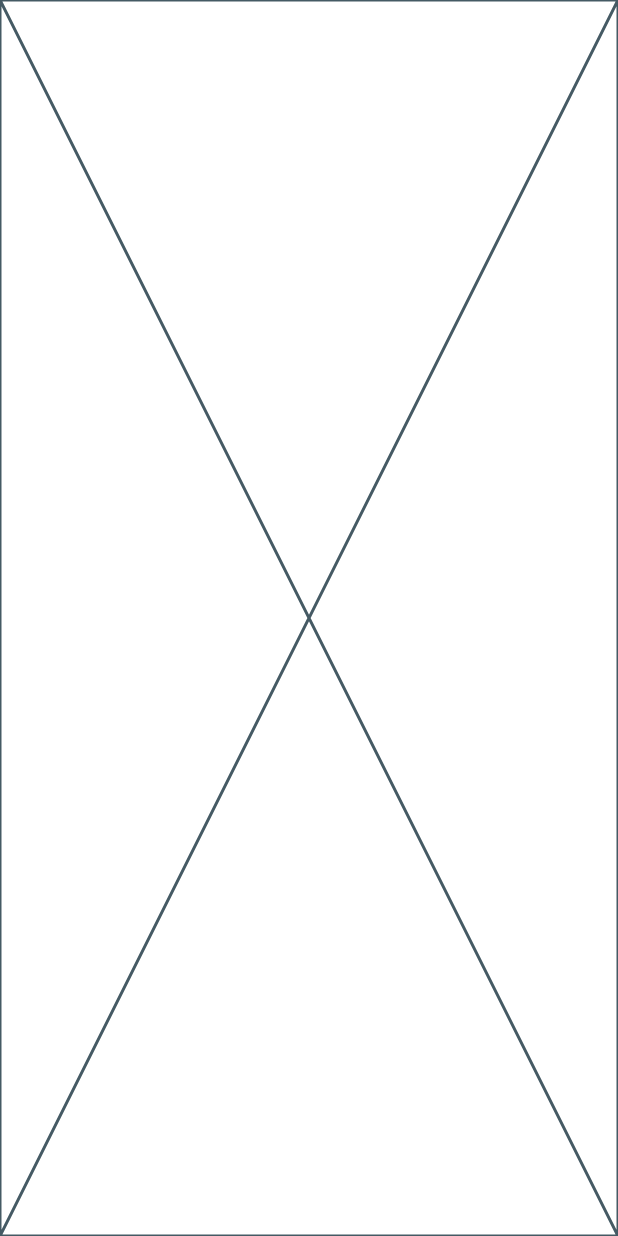
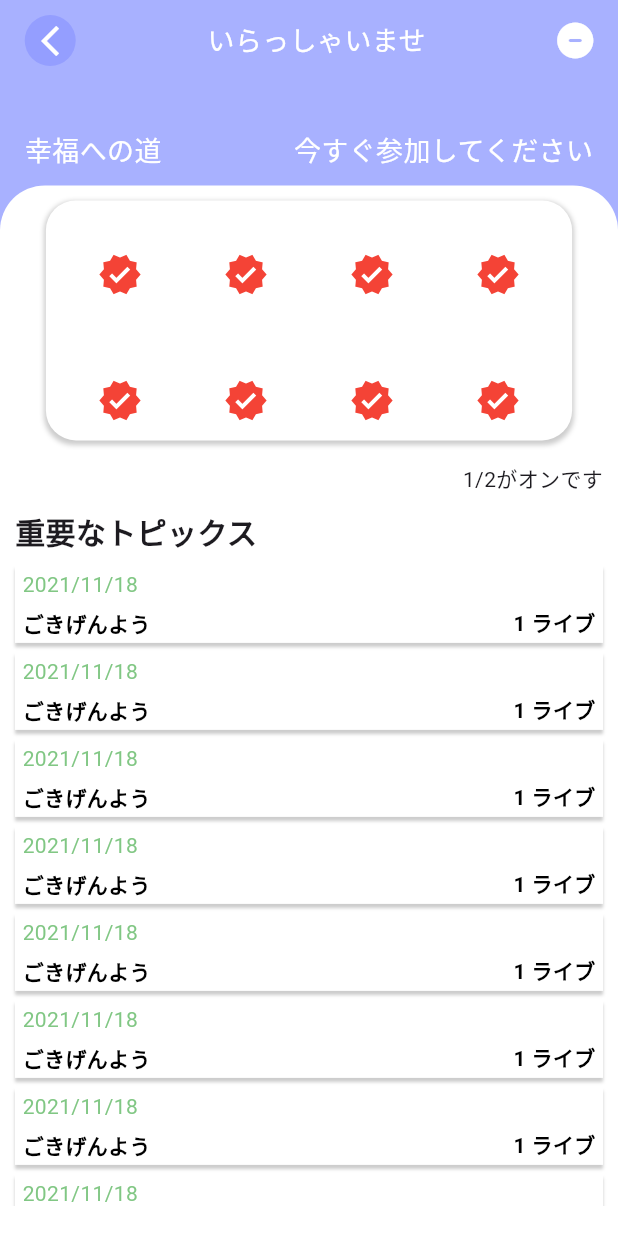
Before and after one commit to manojbhatta500/jiitak-assesment, a Flutter app: the screen it shows after launch, after a tap on "Screen 2", on a phone screen of 412 x 824 dp. Run offline on Flutter 3.47's test engine with Material 3 defaults, Android fonts, the light colour scheme and no system bars; our stand-ins replace font_awesome_flutter, get.

Commit message:
second page completed

```diff
--- a/lib/main.dart
+++ b/lib/main.dart
@@ -20,3 +20,29 @@ class MyApp extends StatelessWidget {
     );
   }
 }
+
+// my thought process
+
+/*
+i use a lot of custom widget and create a seperation between my pages
+and my ui so i have divided them into 2 folders and one is screen and widgets
+
+i use mediaquery and  and flexible  and gridview.builder for building
+
+i pefer mediaquery because then i can set the height and width depending upon the current screen size
+which i find most productive
+
+
+
+
+
+
+
+// issues
+i use linux(arch linux) so i don't have figma application but i am using a web version and i had kinda problem getting
+texts,images and etc
+so i wrote my own text from google  and used images from internet.
+sorry for this.
+
+
+*/
--- a/lib/ui/screens/homepage.dart
+++ b/lib/ui/screens/homepage.dart
@@ -1,7 +1,7 @@
 import 'package:flutter/material.dart';
 import 'package:get/get.dart';
 import 'package:jiitak/routes/routes.dart';
-import 'package:jiitak/ui/widgets/info_holder.dart';
+import 'package:jiitak/ui/widgets/screen1/info_holder.dart';
 
 class HomePage extends StatelessWidget {
   const HomePage({super.key});
--- a/lib/ui/screens/screen1.dart
+++ b/lib/ui/screens/screen1.dart
@@ -1,14 +1,13 @@
 import 'package:flutter/material.dart';
-import 'package:jiitak/ui/widgets/date_widget.dart';
-import 'package:jiitak/ui/widgets/firstappbar.dart';
-import 'package:jiitak/ui/widgets/package_detail.dart';
+import 'package:jiitak/ui/widgets/screen1/date_widget.dart';
+import 'package:jiitak/ui/widgets/screen1/firstappbar.dart';
+import 'package:jiitak/ui/widgets/screen1/package_detail.dart';
 
 class Screen1 extends StatelessWidget {
   const Screen1({super.key});
 
   @override
   Widget build(BuildContext context) {
-    final double height = MediaQuery.of(context).size.height;
     final double width = MediaQuery.of(context).size.width;
     return SafeArea(
         child: Scaffold(
--- a/lib/ui/screens/screen2.dart
+++ b/lib/ui/screens/screen2.dart
@@ -1,10 +1,24 @@
 import 'package:flutter/material.dart';
+import 'package:jiitak/ui/widgets/screen2/blue_container.dart';
+import 'package:jiitak/ui/widgets/screen2/white_container.dart';
 
 class Screen2 extends StatelessWidget {
   const Screen2({super.key});
 
   @override
   Widget build(BuildContext context) {
-    return const Placeholder();
+    double height = MediaQuery.of(context).size.height;
+    double width = MediaQuery.of(context).size.width;
+    return SafeArea(
+      child: Scaffold(
+        backgroundColor: Color(0XFFA8B1FF),
+        body: Column(
+          children: [
+            BlueContainer(),
+            WhiteContainer(),
+          ],
+        ),
+      ),
+    );
   }
 }
--- a/lib/ui/widgets/info_holder.dart
+++ b/lib/ui/widgets/screen1/info_holder.dart
@@ -14,8 +14,8 @@ class InfoHolder extends StatelessWidget {
     return GestureDetector(
       onTap: runner,
       child: Container(
-        width: 0.80 * width,
-        height: 0.15 * height,
+        width: width > 600 ? 0.5 * width : 0.7 * width,
+        height: width > 600 ? 0.1 * height : 0.15 * height,
         margin: const EdgeInsets.symmetric(vertical: 10),
         decoration: ShapeDecoration(
           color: const Color(0xFFFB9C2C),
--- a/lib/ui/widgets/package_detail.dart
+++ b/lib/ui/widgets/screen1/package_detail.dart
@@ -1,4 +1,3 @@
-
 import 'package:flutter/material.dart';
 import 'package:font_awesome_flutter/font_awesome_flutter.dart';
 
@@ -34,8 +33,8 @@ class PackageDetail extends StatelessWidget {
             children: [
               Stack(
                 children: [
-                  Image.network(
-                    'https://media.cnn.com/api/v1/images/stellar/prod/220831132511-japan-kitakyushu-nursing-home-babies.jpg?c=original',
+                  Image.asset(
+                    'assets/health.jpg',
                     width: double.infinity,
                     fit: BoxFit.cover,
                   ),
@@ -43,7 +42,8 @@ class PackageDetail extends StatelessWidget {
                     bottom: 5,
                     left: 1,
                     child: Container(
-                      padding: const EdgeInsets.symmetric(vertical: 3, horizontal: 6),
+                      padding: const EdgeInsets.symmetric(
+                          vertical: 3, horizontal: 6),
                       decoration: const BoxDecoration(
                           color: Colors.red,
                           borderRadius: BorderRadius.only(
@@ -60,7 +60,8 @@ class PackageDetail extends StatelessWidget {
               Expanded(
                 child: Container(
                   color: Colors.white.withOpacity(0.96),
-                  padding: const EdgeInsets.symmetric(vertical: 10, horizontal: 20),
+                  padding:
+                      const EdgeInsets.symmetric(vertical: 10, horizontal: 20),
                   child: Column(
                     crossAxisAlignment: CrossAxisAlignment.start,
                     children: [
--- /dev/null
+++ b/lib/ui/widgets/screen2/ballet.dart
@@ -0,0 +1,63 @@
+import 'package:flutter/material.dart';
+
+class BalletContainer extends StatelessWidget {
+  const BalletContainer({super.key});
+
+  @override
+  Widget build(BuildContext context) {
+    return Container(
+      width: double.infinity,
+      margin: EdgeInsets.symmetric(vertical: 3, horizontal: 10),
+      padding: EdgeInsets.symmetric(vertical: 3, horizontal: 5),
+      decoration: BoxDecoration(
+        color: Colors.white,
+        boxShadow: [
+          BoxShadow(
+            color: Colors.black.withOpacity(0.2),
+            spreadRadius: 0,
+            blurRadius: 1,
+            offset: Offset(0, 3),
+          ),
+        ],
+      ),
+      child: Column(
+        mainAxisAlignment: MainAxisAlignment.spaceAround,
+        children: [
+          Align(
+            alignment: Alignment.centerLeft,
+            child: Text(
+              '2021/11/18',
+              style: TextStyle(
+                color: Colors.green.withOpacity(0.7),
+              ),
+            ),
+          ),
+          SizedBox(
+            height: 5,
+          ),
+          Row(
+            mainAxisAlignment: MainAxisAlignment.spaceBetween,
+            children: [
+              Text(
+                'ごきげんよう',
+                style: TextStyle(
+                  fontSize: 14,
+                  fontWeight: FontWeight.bold,
+                  color: Colors.black,
+                ),
+              ),
+              Text(
+                '1 ライブ',
+                style: TextStyle(
+                  fontSize: 14,
+                  fontWeight: FontWeight.bold,
+                  color: Colors.black,
+                ),
+              ),
+            ],
+          ),
+        ],
+      ),
+    );
+  }
+}
--- /dev/null
+++ b/lib/ui/widgets/screen2/blue_container.dart
@@ -0,0 +1,68 @@
+import 'package:flutter/material.dart';
+import 'package:font_awesome_flutter/font_awesome_flutter.dart';
+
+class BlueContainer extends StatelessWidget {
+  const BlueContainer({super.key});
+
+  @override
+  Widget build(BuildContext context) {
+    double height = MediaQuery.of(context).size.height;
+    double width = MediaQuery.of(context).size.width;
+
+    return Container(
+      width: double.infinity,
+      height: 0.15 * height,
+      child: Padding(
+        padding: EdgeInsets.symmetric(horizontal: 0.04 * width, vertical: 10),
+        child: Column(
+          mainAxisAlignment: MainAxisAlignment.spaceBetween,
+          crossAxisAlignment: CrossAxisAlignment.center,
+          children: [
+            Row(
+              mainAxisAlignment: MainAxisAlignment.spaceBetween,
+              children: [
+                GestureDetector(
+                  onTap: () {
+                    Navigator.pop(context);
+                  },
+                  child: Container(
+                    padding: EdgeInsets.all(5),
+                    decoration: BoxDecoration(
+                        borderRadius: BorderRadius.circular(20),
+                        color: Color(0xff949EFF)),
+                    child: Icon(
+                      Icons.arrow_back_ios_new,
+                      color: Colors.white,
+                      weight: 1,
+                    ),
+                  ),
+                ),
+                Text(
+                  'いらっしゃいませ',
+                  style: TextStyle(color: Colors.white, fontSize: 18),
+                ),
+                Icon(
+                  FontAwesomeIcons.circleMinus,
+                  color: Colors.white,
+                ),
+              ],
+            ),
+            Row(
+              mainAxisAlignment: MainAxisAlignment.spaceBetween,
+              children: [
+                Text(
+                  '幸福への道',
+                  style: TextStyle(color: Colors.white, fontSize: 18),
+                ),
+                Text(
+                  '今すぐ参加してください',
+                  style: TextStyle(color: Colors.white, fontSize: 18),
+                ),
+              ],
+            ),
+          ],
+        ),
+      ),
+    );
+  }
+}
--- /dev/null
+++ b/lib/ui/widgets/screen2/sliders.dart
@@ -0,0 +1,79 @@
+import 'package:flutter/material.dart';
+
+class Sliders extends StatelessWidget {
+  const Sliders({super.key});
+
+  @override
+  Widget build(BuildContext context) {
+    double width = MediaQuery.of(context).size.width;
+
+    return Container(
+      height: width > 600 ? 140 : 180,
+      width: width > 600 ? 0.5 * width : 0.9 * width,
+      child: PageView(
+        children: [
+          Container(
+            margin: EdgeInsets.all(10),
+            decoration: BoxDecoration(
+              borderRadius: BorderRadius.circular(20),
+              color: Colors.white,
+              boxShadow: [
+                BoxShadow(
+                  color: Colors.black.withOpacity(0.2),
+                  spreadRadius: 1,
+                  blurRadius: 2,
+                  offset: const Offset(0, 2),
+                ),
+              ],
+            ),
+            child: Center(
+              child: IconGrid(),
+            ),
+          ),
+          Container(
+            margin: EdgeInsets.all(10),
+            decoration: BoxDecoration(
+              borderRadius: BorderRadius.circular(20),
+              color: Colors.white,
+              boxShadow: [
+                BoxShadow(
+                  color: Colors.black.withOpacity(0.2),
+                  spreadRadius: 1,
+                  blurRadius: 2,
+                  offset: const Offset(0, 2),
+                ),
+              ],
+            ),
+            child: Center(
+              child: IconGrid(),
+            ),
+          ),
+        ],
+      ),
+    );
+  }
+}
+
+class IconGrid extends StatelessWidget {
+  const IconGrid({super.key});
+
+  @override
+  Widget build(BuildContext context) {
+    return GridView.builder(
+      padding: EdgeInsets.all(10),
+      gridDelegate: SliverGridDelegateWithFixedCrossAxisCount(
+        crossAxisCount: 4,
+        crossAxisSpacing: 5,
+        mainAxisSpacing: 5,
+      ),
+      itemCount: 16, // Number of items
+      itemBuilder: (context, index) {
+        return Icon(
+          Icons.verified,
+          color: Colors.red,
+          size: 30,
+        );
+      },
+    );
+  }
+}
--- /dev/null
+++ b/lib/ui/widgets/screen2/white_container.dart
@@ -0,0 +1,53 @@
+import 'package:flutter/material.dart';
+import 'package:jiitak/ui/widgets/screen2/ballet.dart';
+import 'package:jiitak/ui/widgets/screen2/sliders.dart';
+
+class WhiteContainer extends StatelessWidget {
+  const WhiteContainer({super.key});
+
+  @override
+  Widget build(BuildContext context) {
+    return Flexible(
+      child: Container(
+        width: double.infinity,
+        decoration: BoxDecoration(
+            color: Colors.white,
+            borderRadius: BorderRadius.only(
+                topLeft: Radius.circular(30), topRight: Radius.circular(30))),
+        child: Column(
+          children: [
+            Sliders(),
+            Padding(
+              padding: const EdgeInsets.symmetric(vertical: 5, horizontal: 10),
+              child: Align(
+                alignment: Alignment.centerRight,
+                child: Text('1/2がオンです'),
+              ),
+            ),
+            Padding(
+              padding: const EdgeInsets.symmetric(vertical: 5, horizontal: 10),
+              child: Align(
+                alignment: Alignment.centerLeft,
+                child: Text(
+                  '重要なトピックス',
+                  style: TextStyle(fontWeight: FontWeight.bold, fontSize: 20),
+                ),
+              ),
+            ),
+            Expanded(
+              child: ListView.builder(
+                itemCount: 30, // Number of items you want to display
+                itemBuilder: (context, index) {
+                  return BalletContainer();
+                },
+              ),
+            ),
+            SizedBox(
+              height: 20,
+            )
+          ],
+        ),
+      ),
+    );
+  }
+}
--- a/pubspec.yaml
+++ b/pubspec.yaml
@@ -61,8 +61,8 @@ flutter:
   uses-material-design: true
 
   # To add assets to your application, add an assets section, like this:
-  # assets:
-  #   - images/a_dot_burr.jpeg
+  assets:
+    - assets/
   #   - images/a_dot_ham.jpeg
 
   # An image asset can refer to one or more resolution-specific "variants", see
```
Also changed, not shown: assets/health.jpg (added), lib/ui/widgets/screen1/date_widget.dart (renamed from lib/ui/widgets/date_widget.dart), lib/ui/widgets/screen1/firstappbar.dart (renamed from lib/ui/widgets/firstappbar.dart).
